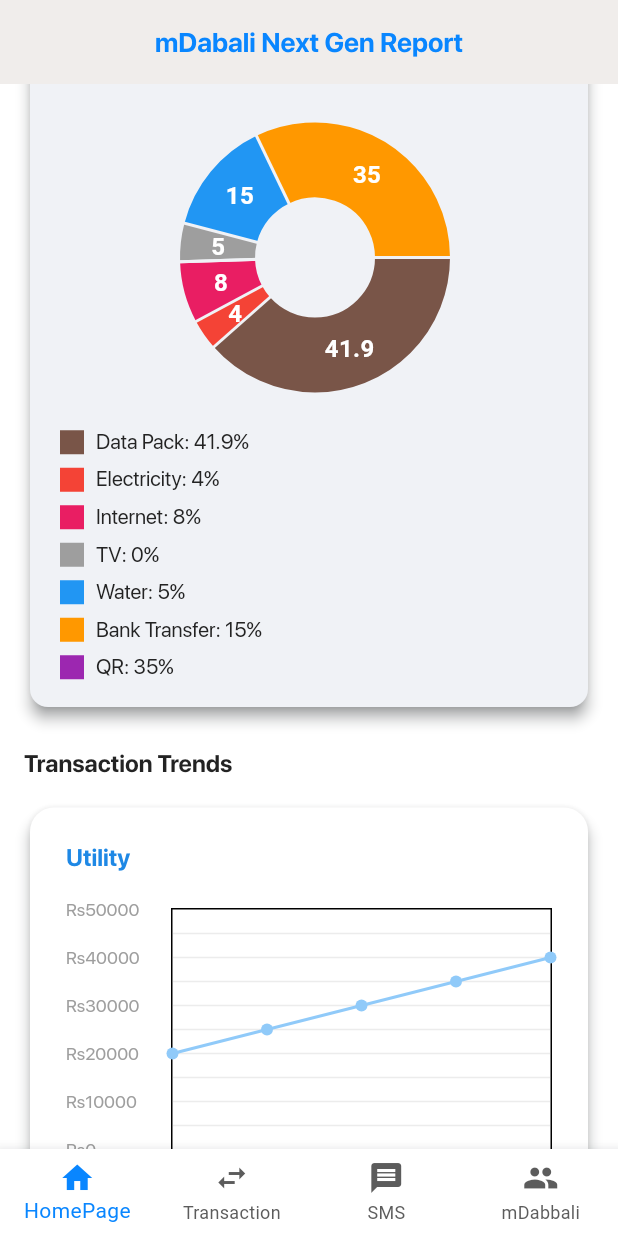
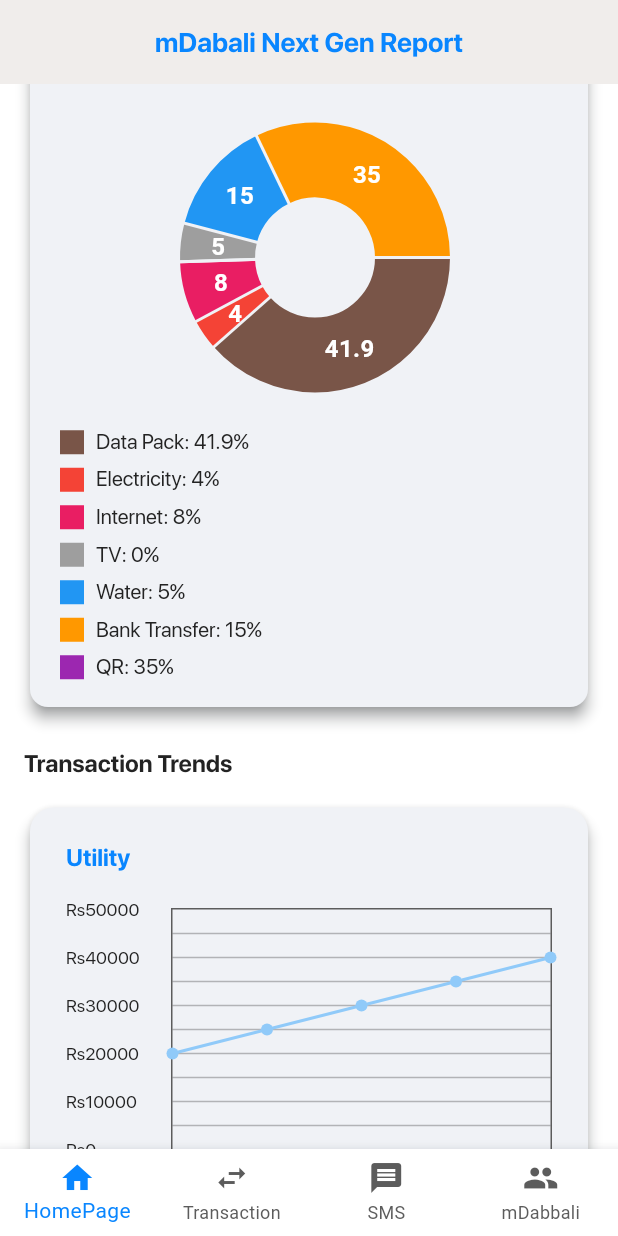
Before and after one commit to jiwantadhital/mdabali_report, a Flutter app: the DashBoardPage screen opened directly, scrolled down 576 dp, on a phone screen of 412 x 824 dp. Run offline on Flutter 3.47's test engine with Material 3 defaults, Android fonts, the phone set to English and light mode, and no system bars; drawn by our look-alikes of fl_chart; our stand-ins replace equatable, flutter_bloc, flutter_sizer, get, pin_code_fields, pinput and 1 more; accounts and stored records are empty.

Commit message:
modified and used color scheme

```diff
--- a/lib/view/homepage/charts/line_chart_card.dart
+++ b/lib/view/homepage/charts/line_chart_card.dart
@@ -4,21 +4,18 @@
 import '../../extracted_widgets/custom_text.dart';
 
 class LineChartCard extends StatelessWidget {
-  String title;
-  List<double> dataPoints;
- LineChartCard({
-    required this.title,
-    required this.dataPoints,
-    super.key});
+  final String title;
+  final List<double> dataPoints;
+  const LineChartCard(
+      {required this.title, required this.dataPoints, super.key});
 
   @override
   Widget build(BuildContext context) {
+    var colorScheme = Theme.of(context).colorScheme;
     return Card(
       elevation: 4,
-    color: Colors.white,
-    shape: RoundedRectangleBorder(
-      borderRadius: BorderRadius.circular(16)
-    ),
+      color: colorScheme.surfaceContainer,
+      shape: RoundedRectangleBorder(borderRadius: BorderRadius.circular(16)),
       child: Padding(
         padding: const EdgeInsets.all(16.0),
         child: Column(
@@ -26,12 +23,16 @@
           children: [
             Padding(
               padding: const EdgeInsets.all(8.0),
-                  child: CustomText(text: title,
+              child: CustomText(
+                text: title,
                 fontSize: 16,
                 weight: FontWeight.bold,
-                  color: Colors.blue[600],),
+                color: colorScheme.primaryFixed,
               ),
-                const SizedBox(height: 8,),
+            ),
+            const SizedBox(
+              height: 8,
+            ),
             SizedBox(
               height: 200,
               child: Padding(
@@ -43,77 +44,87 @@
                           drawVerticalLine: false,
                           drawHorizontalLine: true,
                           horizontalInterval: 5000,
-                        getDrawingHorizontalLine: (value){
+                          getDrawingHorizontalLine: (value) {
                             return FlLine(
-                            color: Colors.grey.withOpacity(0.2),
+                              color: colorScheme.onSurface.withOpacity(0.3),
                               strokeWidth: 1,
                             );
-                        }
-                        ),
+                          }),
                       titlesData: FlTitlesData(
                         leftTitles: AxisTitles(
                           sideTitles: SideTitles(
                             showTitles: true,
                             interval: 10000,
-                            reservedSize:70,
+                            reservedSize: 70,
                             getTitlesWidget: (value, meta) {
-                             return Padding(padding: EdgeInsets.only(right:0),
-                             child: CustomText(text: 'Rs${value.toInt().toString()}',
+                              return Padding(
+                                padding: EdgeInsets.only(right: 0),
+                                child: CustomText(
+                                  text: 'Rs${value.toInt().toString()}',
                                   fontSize: 12,
-                             color: Colors.grey,),);
-                            },),
-
+                                  color: colorScheme.onSurface,
+                                ),
+                              );
+                            },
+                          ),
                         ),
                         bottomTitles: AxisTitles(
                           sideTitles: SideTitles(
                               showTitles: true,
-                              interval:1,
+                              interval: 1,
                               getTitlesWidget: (value, meta) {
-                                switch(value.toInt()){
+                                switch (value.toInt()) {
                                   case 0:
-                                  return
-                                  Padding(
+                                    return Padding(
                                       padding: const EdgeInsets.only(top: 8),
-                                    child: CustomText(text: 'Poush',
-                                    color: Colors.blue[600],),
+                                      child: CustomText(
+                                        text: 'Poush',
+                                        color: colorScheme.primaryFixed,
+                                      ),
                                     );
                                   case 1:
                                     return Padding(
                                       padding: const EdgeInsets.only(top: 8),
-                                    child: CustomText(text: 'Magh',
-                                    color: Colors.blue[600],),
+                                      child: CustomText(
+                                        text: 'Magh',
+                                        color: colorScheme.primaryFixed,
+                                      ),
                                     );
                                   case 2:
                                     return Padding(
                                       padding: const EdgeInsets.only(top: 8),
-                                    child: CustomText(text: 'Falgun',
-                                    color: Colors.blue[600],),
+                                      child: CustomText(
+                                        text: 'Falgun',
+                                        color: colorScheme.primaryFixed,
+                                      ),
                                     );
                                   case 3:
                                     return Padding(
-                                    padding: const EdgeInsets.only(top:8 ),
-                                    child: CustomText(text: 'Chaitra',
-                                    color: Colors.blue[600],),
+                                      padding: const EdgeInsets.only(top: 8),
+                                      child: CustomText(
+                                        text: 'Chaitra',
+                                        color: colorScheme.primaryFixed,
+                                      ),
                                     );
                                   default:
                                     return CustomText(text: '');
-                                }}
-                            ),
+                                }
+                              }),
                         ),
                         rightTitles: AxisTitles(
                           sideTitles: SideTitles(
                             showTitles: false,
-
                           ),
                         ),
                         topTitles: AxisTitles(
                             sideTitles: SideTitles(
                           showTitles: false,
-                            )
+                        )),
                       ),
-                        ),
-                        borderData: FlBorderData(show: true,
-                        ),
+                      borderData: FlBorderData(
+                          show: true,
+                          border:
+                              Border.all(color: colorScheme.onSurfaceVariant)),
                       minX: 0,
                       maxX: 4,
                       minY: 0,
@@ -126,17 +137,15 @@
                               FlSpot(2, dataPoints[2]),
                               FlSpot(3, dataPoints[3]),
                               FlSpot(4, dataPoints[4]),
-
                             ],
                             isCurved: true,
                             curveSmoothness: 0.5,
                             color: Colors.blue[200],
-                      dotData: FlDotData(show: true)
-                      ),
+                            dotData: FlDotData(show: true)),
                       ]),
                 ),
-                  ),)
-
+              ),
+            )
           ],
         ),
       ),
```
Lines whose indentation alone changed are shown as unchanged.
